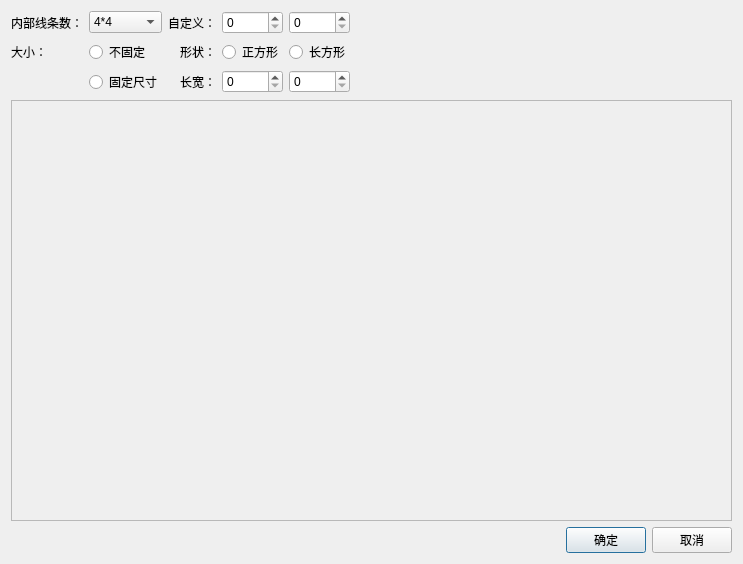
Before: the Qt Designer form CropPicture/cutimage.ui in catcheroftime/CropPicture, drawn with Qt 5.
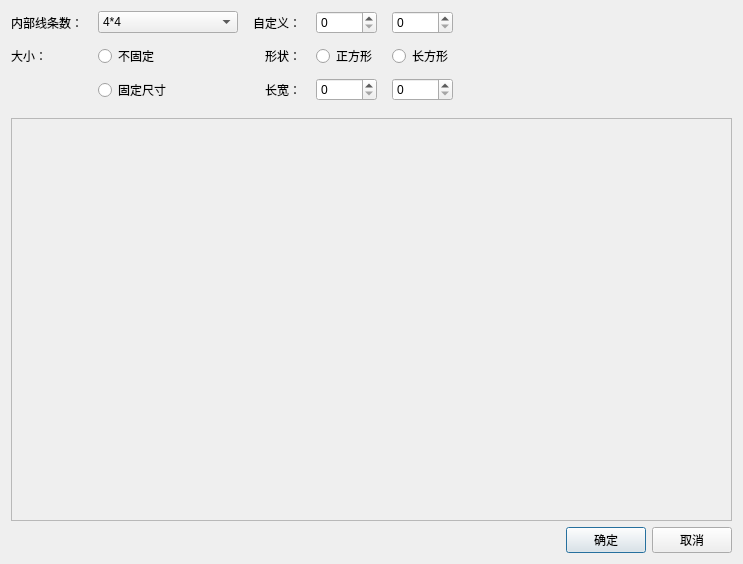
After: the same form once the commit is applied. Custom widgets are drawn as their Qt base class.

The edit to the form file:
```diff
--- a/CropPicture/cutimage.ui
+++ b/CropPicture/cutimage.ui
@@ -15,7 +15,26 @@
   </property>
   <layout class="QVBoxLayout" name="verticalLayout">
    <item>
-    <layout class="QGridLayout" name="gridLayout_2">
+    <layout class="QGridLayout" name="gridLayout_2" columnstretch="0,1,0,0,0,0,2">
+     <property name="bottomMargin">
+      <number>10</number>
+     </property>
+     <property name="horizontalSpacing">
+      <number>15</number>
+     </property>
+     <property name="verticalSpacing">
+      <number>10</number>
+     </property>
+     <item row="2" column="1" colspan="2">
+      <widget class="QRadioButton" name="rb_fixszie">
+       <property name="text">
+        <string>固定尺寸</string>
+       </property>
+       <attribute name="buttonGroup">
+        <string notr="true">bg_fixed</string>
+       </attribute>
+      </widget>
+     </item>
      <item row="2" column="3">
       <widget class="QLabel" name="label_5">
        <property name="text">
@@ -33,56 +52,6 @@
        </property>
       </widget>
      </item>
-     <item row="2" column="1" colspan="2">
-      <widget class="QRadioButton" name="rb_fixszie">
-       <property name="text">
-        <string>固定尺寸</string>
-       </property>
-       <attribute name="buttonGroup">
-        <string notr="true">bg_fixed</string>
-       </attribute>
-      </widget>
-     </item>
-     <item row="1" column="1" colspan="2">
-      <widget class="QRadioButton" name="rb_nofix">
-       <property name="text">
-        <string>不固定</string>
-       </property>
-       <attribute name="buttonGroup">
-        <string notr="true">bg_fixed</string>
-       </attribute>
-      </widget>
-     </item>
-     <item row="1" column="3">
-      <widget class="QLabel" name="label_4">
-       <property name="text">
-        <string>形状：</string>
-       </property>
-       <property name="alignment">
-        <set>Qt::AlignRight|Qt::AlignTrailing|Qt::AlignVCenter</set>
-       </property>
-      </widget>
-     </item>
-     <item row="1" column="7">
-      <spacer name="horizontalSpacer_5">
-       <property name="orientation">
-        <enum>Qt::Horizontal</enum>
-       </property>
-       <property name="sizeHint" stdset="0">
-        <size>
-         <width>40</width>
-         <height>20</height>
-        </size>
-       </property>
-      </spacer>
-     </item>
-     <item row="0" column="0">
-      <widget class="QLabel" name="label_difficulty">
-       <property name="text">
-        <string>内部线条数：</string>
-       </property>
-      </widget>
-     </item>
      <item row="0" column="1" colspan="2">
       <widget class="QComboBox" name="cb_difficulty">
        <item>
@@ -107,6 +76,46 @@
        </item>
       </widget>
      </item>
+     <item row="1" column="3">
+      <widget class="QLabel" name="label_4">
+       <property name="text">
+        <string>形状：</string>
+       </property>
+       <property name="alignment">
+        <set>Qt::AlignRight|Qt::AlignTrailing|Qt::AlignVCenter</set>
+       </property>
+      </widget>
+     </item>
+     <item row="0" column="0">
+      <widget class="QLabel" name="label_difficulty">
+       <property name="text">
+        <string>内部线条数：</string>
+       </property>
+      </widget>
+     </item>
+     <item row="1" column="1" colspan="2">
+      <widget class="QRadioButton" name="rb_nofix">
+       <property name="text">
+        <string>不固定</string>
+       </property>
+       <attribute name="buttonGroup">
+        <string notr="true">bg_fixed</string>
+       </attribute>
+      </widget>
+     </item>
+     <item row="1" column="6">
+      <spacer name="horizontalSpacer_5">
+       <property name="orientation">
+        <enum>Qt::Horizontal</enum>
+       </property>
+       <property name="sizeHint" stdset="0">
+        <size>
+         <width>40</width>
+         <height>20</height>
+        </size>
+       </property>
+      </spacer>
+     </item>
      <item row="1" column="0">
       <widget class="QLabel" name="label_2">
        <property name="text">
@@ -117,9 +126,6 @@
      <item row="2" column="5">
       <widget class="QSpinBox" name="sb_height"/>
      </item>
-     <item row="0" column="5">
-      <widget class="QSpinBox" name="sb_lineheight"/>
-     </item>
      <item row="1" column="5">
       <widget class="QRadioButton" name="rb_rectangle">
        <property name="text">
@@ -130,6 +136,12 @@
        </attribute>
       </widget>
      </item>
+     <item row="0" column="5">
+      <widget class="QSpinBox" name="sb_lineheight"/>
+     </item>
+     <item row="0" column="4">
+      <widget class="QSpinBox" name="sb_linewidth"/>
+     </item>
      <item row="1" column="4">
       <widget class="QRadioButton" name="rb_square">
        <property name="text">
@@ -143,9 +155,6 @@
      <item row="2" column="4">
       <widget class="QSpinBox" name="sb_width"/>
      </item>
-     <item row="0" column="4">
-      <widget class="QSpinBox" name="sb_linewidth"/>
-     </item>
     </layout>
    </item>
    <item>
@@ -159,7 +168,7 @@
         <x>0</x>
         <y>0</y>
         <width>723</width>
-        <height>433</height>
+        <height>416</height>
        </rect>
       </property>
       <layout class="QGridLayout" name="gridLayout" rowstretch="1,0,1" columnstretch="1,0,1" rowminimumheight="0,0,0">
```
Left out of the diff: 2 changed lines with no effect on the pictures.
